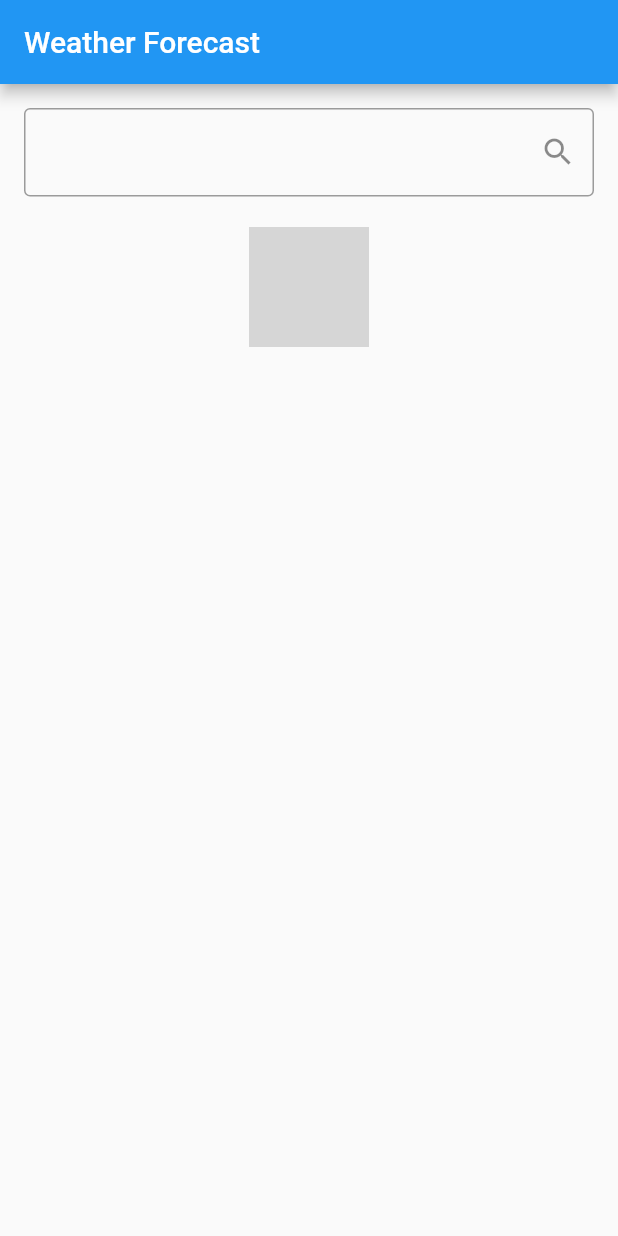
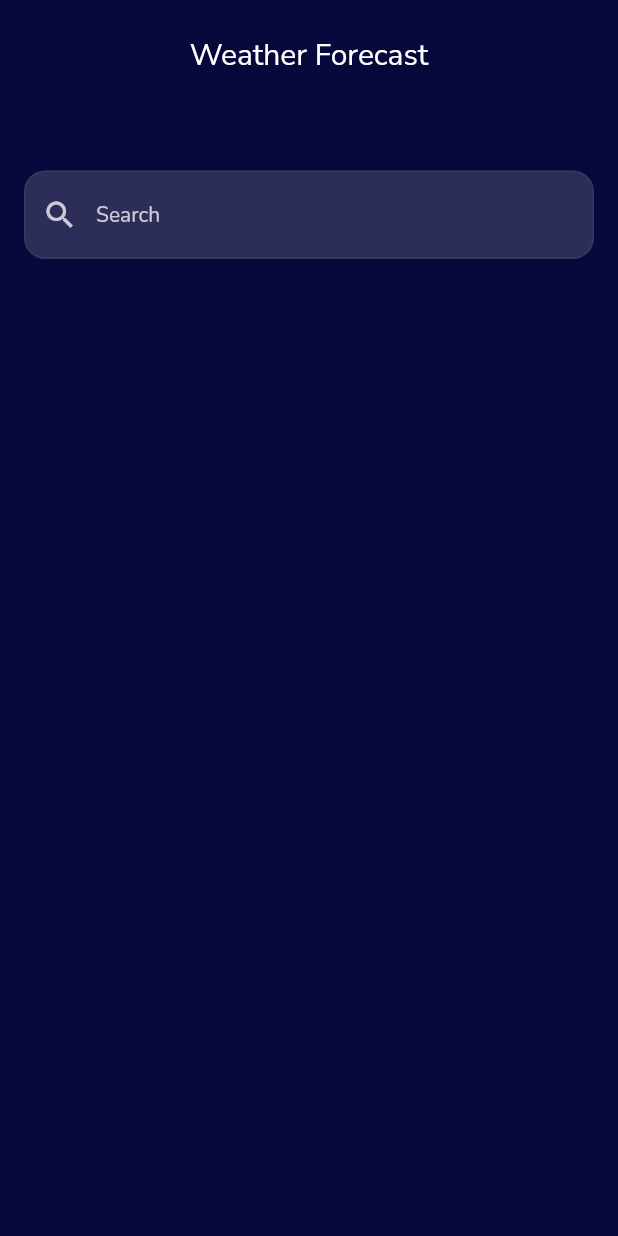
Before and after one commit to VitiNho-Dev/Challenge03-Fteam, a Flutter app: the screen it shows after launch, on a phone screen of 412 x 824 dp. Run offline on Flutter 3.47's test engine with Material 2 defaults, Android fonts, the light colour scheme and no system bars; our stand-ins replace bloc, dartz, dio, flutter_bloc, flutter_modular; grey boxes are pictures that could not be loaded.

Commit message:
Mockap alterado e fontes adicionadas

```diff
--- a/lib/app/app_widget.dart
+++ b/lib/app/app_widget.dart
@@ -1,4 +1,5 @@
 import 'package:flutter/material.dart';
+import 'package:weather_forecast_bloc_app/app/theme/app_text_style.dart';
 
 import 'modules/search/presenter/search_page/search_page.dart';
 
@@ -8,6 +9,10 @@ class AppWidget extends StatelessWidget {
   @override
   Widget build(BuildContext context) {
     return MaterialApp(
+      debugShowCheckedModeBanner: false,
+      theme: ThemeData(
+        textTheme: AppTextStyle.textTheme,
+      ),
       home: SearchPage(),
     );
   }
--- a/lib/app/modules/search/presenter/search_page/search_bloc/bloc/searchbloc_bloc.dart
+++ b/lib/app/modules/search/presenter/search_page/search_bloc/bloc/searchbloc_bloc.dart
@@ -16,7 +16,7 @@ class SearchBloc extends Bloc<SearchEvent, SearchState> {
 
   getText(SearchTextEvent event, Emitter<SearchState> emit) async {
     emit(SearchLoading());
-    final result = await usecase.call(event.searchText!);
+    final result = await usecase(event.searchText!);
     emit(result.fold((l) => SearchError(), (r) => SearchSuccess(r)));
   }
 }
--- a/lib/app/modules/search/presenter/search_page/search_page.dart
+++ b/lib/app/modules/search/presenter/search_page/search_page.dart
@@ -2,9 +2,12 @@ import 'package:flutter/material.dart';
 import 'package:flutter_bloc/flutter_bloc.dart';
 import 'package:flutter_modular/flutter_modular.dart';
 import 'package:weather_forecast_bloc_app/app/modules/search/presenter/search_page/search_controller/search_controller.dart';
+import 'package:weather_forecast_bloc_app/app/modules/search/presenter/search_page/widgets/custom_app_bar.dart';
+import 'package:weather_forecast_bloc_app/app/theme/app_colors.dart';
 
 import 'search_bloc/bloc/searchbloc_bloc.dart';
 import 'widgets/custom_forecast_card.dart';
+import 'widgets/custom_primary_card.dart';
 import 'widgets/custom_text_field.dart';
 
 class SearchPage extends StatelessWidget {
@@ -12,40 +15,38 @@ class SearchPage extends StatelessWidget {
 
   final bloc = Modular.get<SearchBloc>();
   final searchController = SearchController();
+  final controller = TextEditingController();
 
   @override
   Widget build(BuildContext context) {
     String? _searchText;
+    Size size = MediaQuery.of(context).size;
 
     return Scaffold(
-      appBar: AppBar(
-        title: const Text('Weather Forecast'),
-      ),
+      backgroundColor: AppColors.backgroundColor,
+      appBar: const CustomAppBar(text: 'Weather Forecast'),
       body: SingleChildScrollView(
         child: Padding(
-          padding: const EdgeInsets.all(16.0),
+          padding: const EdgeInsets.symmetric(horizontal: 16),
           child: Column(
             children: [
+              SizedBox(height: size.height * 0.07),
               CustomTextField(
+                controller: controller,
                 onChanged: (value) {
                   _searchText = value;
                 },
                 onPressed: () {
                   bloc.add(SearchTextEvent(_searchText));
+                  controller.clear();
                 },
               ),
-              const SizedBox(height: 20),
+              SizedBox(height: size.height * 0.05),
               BlocBuilder<SearchBloc, SearchState>(
                 bloc: bloc,
                 builder: (context, state) {
                   if (state is SearchInitial) {
-                    return Center(
-                      child: Image.asset(
-                        'assets/celsius.png',
-                        width: 80,
-                        height: 80,
-                      ),
-                    );
+                    return const Center();
                   }
 
                   if (state is SearchLoading) {
@@ -61,54 +62,31 @@ class SearchPage extends StatelessWidget {
                   }
 
                   final result = (state as SearchSuccess).resultSearch;
-                  return SizedBox(
-                    height: MediaQuery.of(context).size.height * 0.70,
-                    child: Column(
-                      children: [
-                        SizedBox(
-                          child: Image.asset(
-                            searchController.getImage(result.description),
-                            height: 80,
-                            width: 80,
-                          ),
-                        ),
-                        Expanded(
-                          child: Align(
-                            alignment: Alignment.bottomRight,
-                            child: Text(result.description),
-                          ),
-                        ),
-                        Align(
-                          alignment: Alignment.bottomRight,
-                          child: Text(result.wind),
-                        ),
-                        Align(
-                          alignment: Alignment.bottomRight,
-                          child: Text(
-                            result.temperature,
-                            style: const TextStyle(
-                              fontSize: 54,
-                              fontWeight: FontWeight.bold,
-                            ),
-                          ),
-                        ),
-                        const SizedBox(height: 16),
-                        Row(
-                          mainAxisAlignment: MainAxisAlignment.spaceBetween,
-                          children: [
-                            CustomForecastCard(
-                                resultSearch: result.forecast[0]),
-                            CustomForecastCard(
-                                resultSearch: result.forecast[1]),
-                            CustomForecastCard(
-                                resultSearch: result.forecast[2]),
-                          ],
-                        ),
-                      ],
-                    ),
+                  return Column(
+                    children: [
+                      CustomPrimaryCard(
+                        description: result.description,
+                        temperature: result.temperature,
+                        wind: result.wind,
+                      ),
+                      SizedBox(height: size.height * 0.18),
+                      ListView.builder(
+                        scrollDirection: Axis.horizontal,
+                        shrinkWrap: true,
+                        itemCount: result.forecast.length,
+                        itemBuilder: (context, index) {
+                          final forecastResult = result.forecast[index];
+                          return CustomForecastCard(
+                            day: forecastResult.day,
+                            temperature: forecastResult.temperature,
+                            wind: forecastResult.wind,
+                          );
+                        },
+                      ),
+                    ],
                   );
                 },
-              )
+              ),
             ],
           ),
         ),
--- /dev/null
+++ b/lib/app/modules/search/presenter/search_page/widgets/custom_app_bar.dart
@@ -0,0 +1,29 @@
+import 'package:flutter/material.dart';
+
+import '../../../../../theme/app_colors.dart';
+
+class CustomAppBar extends StatelessWidget implements PreferredSizeWidget {
+  final String text;
+
+  const CustomAppBar({
+    Key? key,
+    required this.text,
+  }) : super(key: key);
+
+  @override
+  Widget build(BuildContext context) {
+    return Container(
+      color: AppColors.backgroundColor,
+      padding: const EdgeInsets.only(top: 18),
+      child: Center(
+        child: Text(
+          text,
+          style: Theme.of(context).textTheme.headline6,
+        ),
+      ),
+    );
+  }
+
+  @override
+  Size get preferredSize => const Size(double.infinity, 56);
+}
--- a/lib/app/modules/search/presenter/search_page/widgets/custom_text_field.dart
+++ b/lib/app/modules/search/presenter/search_page/widgets/custom_text_field.dart
@@ -1,25 +1,50 @@
 import 'package:flutter/material.dart';
+import 'package:weather_forecast_bloc_app/app/theme/app_colors.dart';
 
 class CustomTextField extends StatelessWidget {
   const CustomTextField({
     Key? key,
     this.onChanged,
     this.onPressed,
+    this.controller,
   }) : super(key: key);
 
   final Function(String)? onChanged;
   final void Function()? onPressed;
+  final TextEditingController? controller;
 
   @override
   Widget build(BuildContext context) {
-    return TextField(
-      onChanged: onChanged,
-      decoration: InputDecoration(
-        suffixIcon: IconButton(
-          onPressed: onPressed,
-          icon: const Icon(Icons.search),
+    return Container(
+      decoration: BoxDecoration(
+        color: AppColors.textColor.withOpacity(0.15),
+        borderRadius: BorderRadius.circular(14),
+      ),
+      child: TextField(
+        controller: controller,
+        onChanged: onChanged,
+        style: Theme.of(context).textTheme.bodyText2,
+        decoration: InputDecoration(
+          prefixIcon: IconButton(
+            onPressed: onPressed,
+            color: AppColors.textColor.withOpacity(0.75),
+            icon: const Icon(Icons.search),
+          ),
+          hintText: 'Search',
+          hintStyle: Theme.of(context).textTheme.bodyText2,
+          enabledBorder: OutlineInputBorder(
+            borderRadius: BorderRadius.circular(14),
+            borderSide: BorderSide(
+              color: AppColors.textColor.withOpacity(0.05),
+            ),
+          ),
+          focusedBorder: OutlineInputBorder(
+            borderRadius: BorderRadius.circular(14),
+            borderSide: BorderSide(
+              color: AppColors.textColor.withOpacity(0.05),
+            ),
+          ),
         ),
-        border: const OutlineInputBorder(),
       ),
     );
   }
--- /dev/null
+++ b/lib/app/theme/app_colors.dart
@@ -0,0 +1,6 @@
+import 'package:flutter/cupertino.dart';
+
+class AppColors {
+  static const backgroundColor = Color(0xff07093C);
+  static const textColor = Color(0xffffffff);
+}
--- /dev/null
+++ b/lib/app/theme/app_text_style.dart
@@ -0,0 +1,47 @@
+import 'package:flutter/material.dart';
+import 'package:weather_forecast_bloc_app/app/theme/app_colors.dart';
+
+class AppTextStyle {
+  static const _headline4 = TextStyle(
+    fontFamily: 'Nunito',
+    color: AppColors.textColor,
+    fontSize: 34,
+    fontWeight: FontWeight.w400,
+  );
+
+  static const _headline5 = TextStyle(
+    fontFamily: 'NunitoSans',
+    color: AppColors.textColor,
+    fontSize: 20,
+    fontWeight: FontWeight.w700,
+  );
+
+  static const _headline6 = TextStyle(
+    fontFamily: 'NunitoSans',
+    color: AppColors.textColor,
+    fontSize: 20,
+    fontWeight: FontWeight.w400,
+  );
+
+  static final _subtitle2 = TextStyle(
+    fontFamily: 'Nunito',
+    color: AppColors.textColor.withOpacity(0.75),
+    fontSize: 16,
+    fontWeight: FontWeight.w700,
+  );
+
+  static final _body2 = TextStyle(
+    fontFamily: 'Nunito',
+    color: AppColors.textColor.withOpacity(0.75),
+    fontSize: 14,
+    fontWeight: FontWeight.w400,
+  );
+
+  static final textTheme = TextTheme(
+    headline4: _headline4,
+    headline5: _headline5,
+    headline6: _headline6,
+    subtitle2: _subtitle2,
+    bodyText2: _body2,
+  );
+}
```
Also changed, not shown: lib/app/modules/search/presenter/search_page/widgets/custom_forecast_card.dart (+33 -25 lines), lib/app/modules/search/presenter/search_page/widgets/custom_primary_card.dart (added, +54 -0 lines), pubspec.yaml (+11 -11 lines), assets/fonts/Nunito-Bold.ttf (added), assets/fonts/Nunito-Light.ttf (added), assets/fonts/Nunito-Regular.ttf (added), assets/fonts/NunitoSans-Bold.ttf (added), assets/fonts/NunitoSans-Regular.ttf (added).
